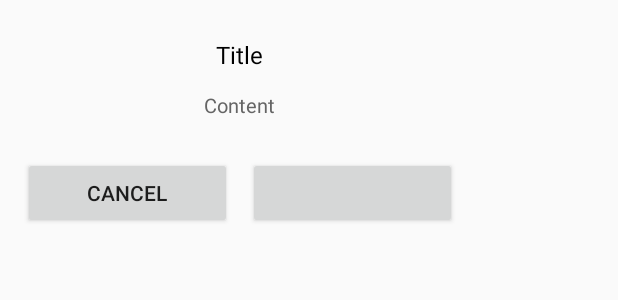
After one commit to najsnsj/TodayClothes, an Android app: the layout custom_dialog2.xml on its own in the app's theme, with its tools: preview values and no code run, on a phone screen of 412 x 824 dp. The commit adds this screen. Shown: the top 300 px of the screen. Run offline under Robolectric (Android 15) with nearby library versions, the phone set to English and light mode, and no system bars.

Commit message:
다이얼로그 추가

```diff
--- a/app/build.gradle
+++ b/app/build.gradle
@@ -42,5 +42,9 @@ dependencies {
     annotationProcessor 'com.jakewharton:butterknife-compiler:10.2.1'
     // RecyclerView
     implementation 'androidx.recyclerview:recyclerview:1.1.0'
+    // Getter, Setter
+    compileOnly "org.projectlombok:lombok:1.16.18"
+    annotationProcessor "org.projectlombok:lombok:1.16.18"
+    provided 'org.glassfish:javax.annotation:10.0-b28'
 
 }
--- /dev/null
+++ b/app/src/main/java/com/han/total/Interface/OneButtonDialogCallback.java
@@ -0,0 +1,5 @@
+package com.han.total.Interface;
+
+public interface OneButtonDialogCallback {
+    void onClickConfirm();
+}
--- /dev/null
+++ b/app/src/main/java/com/han/total/Interface/TwoButtonDialogCallback.java
@@ -0,0 +1,6 @@
+package com.han.total.Interface;
+
+public interface TwoButtonDialogCallback {
+    void onClickCancel();
+    void onClickConfirm();
+}
--- /dev/null
+++ b/app/src/main/res/layout/custom_dialog2.xml
@@ -0,0 +1,60 @@
+<?xml version="1.0" encoding="utf-8"?>
+<RelativeLayout xmlns:android="http://schemas.android.com/apk/res/android"
+    android:layout_width="match_parent"
+    android:layout_height="match_parent"
+    xmlns:tools="http://schemas.android.com/tools">
+    <LinearLayout
+        android:layout_width="320dp"
+        android:layout_height="wrap_content"
+        android:orientation="vertical"
+        android:gravity="center_horizontal"
+        android:paddingTop="25.5dp">
+        <TextView
+            android:id="@+id/two_button_dialog_title"
+            android:layout_width="wrap_content"
+            android:layout_height="wrap_content"
+            android:textSize="16dp"
+            android:textColor="#000000"
+            android:gravity="center_horizontal"
+            android:layout_marginBottom="13.3dp"
+            tools:text="Title"
+            android:bufferType="spannable"
+            />
+        <TextView
+            android:id="@+id/two_button_dialog_content"
+            android:layout_width="wrap_content"
+            android:layout_height="wrap_content"
+            android:textSize="13dp"
+            android:textColor="#656565"
+            android:lineSpacingExtra="7sp"
+            android:gravity="center_horizontal"
+            android:text="Content"
+            android:layout_marginBottom="25.3dp"
+            android:paddingLeft="13dp"
+            android:paddingRight="13dp"
+            android:bufferType="spannable"
+            />
+        <LinearLayout
+            android:layout_width="match_parent"
+            android:layout_height="wrap_content"
+            android:orientation="horizontal"
+            android:layout_marginLeft="15dp"
+            android:layout_marginRight="15dp"
+            android:layout_marginBottom="15dp">
+            <Button
+                android:id="@+id/two_button_dialog_cancel"
+                android:layout_width="wrap_content"
+                android:layout_height="wrap_content"
+                android:layout_weight="1"
+                android:layout_marginRight="5dp"
+                android:text="cancel"/>
+            <Button
+                android:id="@+id/two_button_dialog_confirm"
+                android:layout_width="wrap_content"
+                android:layout_height="wrap_content"
+                android:layout_weight="1"
+                android:layout_marginLeft="5dp"
+                android:text=""/>
+        </LinearLayout>
+    </LinearLayout>
+</RelativeLayout>
```
Also changed, not shown: app/src/main/java/com/han/total/Activity/MainActivity.java (+33 -2 lines), app/src/main/java/com/han/total/Util/CustomDialog.java (added, +112 -0 lines), 1 other file.
